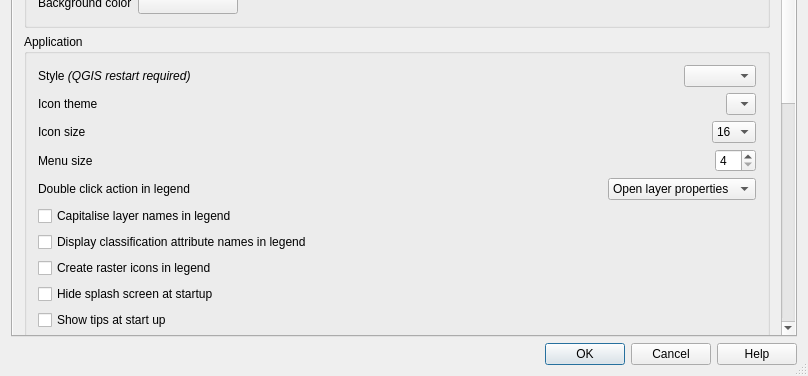
The window that src/ui/qgsoptionsbase.ui (qgis/QGIS) describes before a commit, drawn with Qt 5; both pictures show x 0 to 808 and y 298 to 674 of the 808 by 674 pixel window.
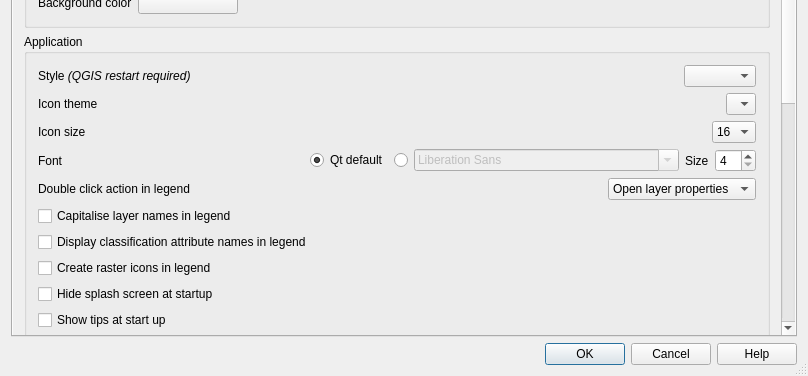
The same window after the commit. The open tabs and pages were chosen to show the change. Icons and pictures are not drawn. Custom widgets are drawn as their Qt base class.

Commit message:
[FEATURE] Choose font family for app
- Define app font family (or Qt default) in app options
- App font choices in options are now temporary unless saved
- Refactor to more general stylesheet methods (for later use)
- Add QgisAppInterface and sip methods for setting app font and family

Patch:
```diff
--- a/src/ui/qgsoptionsbase.ui
+++ b/src/ui/qgsoptionsbase.ui
@@ -33,7 +33,7 @@
    <item row="2" column="0">
     <widget class="QTabWidget" name="tabWidget">
      <property name="currentIndex">
-      <number>4</number>
+      <number>0</number>
      </property>
      <property name="iconSize">
       <size>
@@ -437,29 +437,71 @@
                </layout>
               </item>
               <item>
-               <layout class="QHBoxLayout" name="horizontalLayout_11">
+               <layout class="QHBoxLayout" name="horizontalLayout_27">
+                <item>
+                 <widget class="QLabel" name="label_43">
+                  <property name="text">
+                   <string>Font</string>
+                  </property>
+                 </widget>
+                </item>
+                <item>
+                 <widget class="QRadioButton" name="mFontFamilyRadioQt">
+                  <property name="sizePolicy">
+                   <sizepolicy hsizetype="Maximum" vsizetype="Fixed">
+                    <horstretch>0</horstretch>
+                    <verstretch>0</verstretch>
+                   </sizepolicy>
+                  </property>
+                  <property name="text">
+                   <string>Qt default</string>
+                  </property>
+                  <property name="checked">
+                   <bool>true</bool>
+                  </property>
+                 </widget>
+                </item>
+                <item>
+                 <widget class="QRadioButton" name="mFontFamilyRadioCustom">
+                  <property name="sizePolicy">
+                   <sizepolicy hsizetype="Maximum" vsizetype="Fixed">
+                    <horstretch>0</horstretch>
+                    <verstretch>0</verstretch>
+                   </sizepolicy>
+                  </property>
+                  <property name="text">
+                   <string/>
+                  </property>
+                 </widget>
+                </item>
+                <item>
+                 <widget class="QFontComboBox" name="mFontFamilyComboBox">
+                  <property name="enabled">
+                   <bool>false</bool>
+                  </property>
+                 </widget>
+                </item>
                 <item>
                  <widget class="QLabel" name="label_20">
+                  <property name="sizePolicy">
+                   <sizepolicy hsizetype="Maximum" vsizetype="Preferred">
+                    <horstretch>0</horstretch>
+                    <verstretch>0</verstretch>
+                   </sizepolicy>
+                  </property>
                   <property name="text">
-                   <string>Menu size</string>
+                   <string>Size</string>
                   </property>
                  </widget>
                 </item>
-                <item>
-                 <spacer name="horizontalSpacer_9">
-                  <property name="orientation">
-                   <enum>Qt::Horizontal</enum>
-                  </property>
-                  <property name="sizeHint" stdset="0">
-                   <size>
-                    <width>40</width>
-                    <height>20</height>
-                   </size>
-                  </property>
-                 </spacer>
-                </item>
                 <item>
                  <widget class="QSpinBox" name="spinFontSize">
+                  <property name="sizePolicy">
+                   <sizepolicy hsizetype="Maximum" vsizetype="Fixed">
+                    <horstretch>0</horstretch>
+                    <verstretch>0</verstretch>
+                   </sizepolicy>
+                  </property>
                   <property name="minimum">
                    <number>4</number>
                   </property>
```
Left out of the diff: 24 changed lines with no effect on the pictures. The commit also changes 10 other files.
